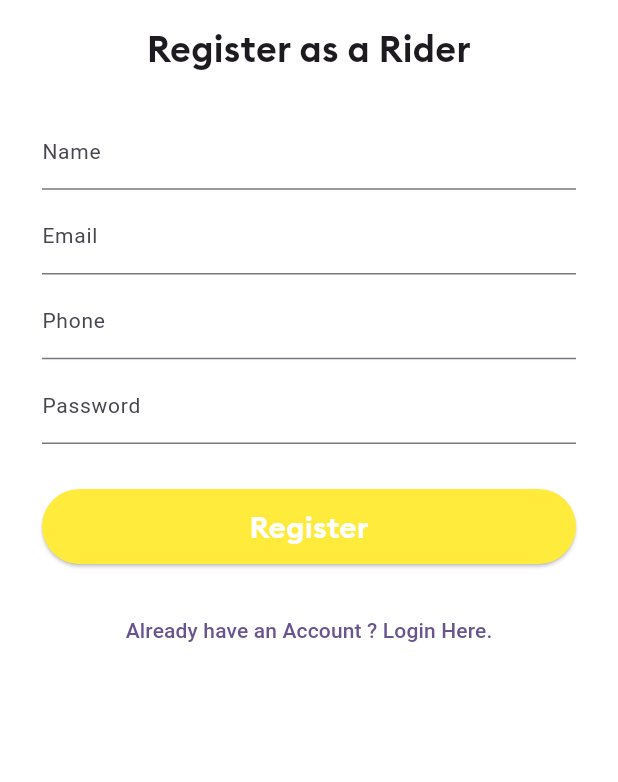
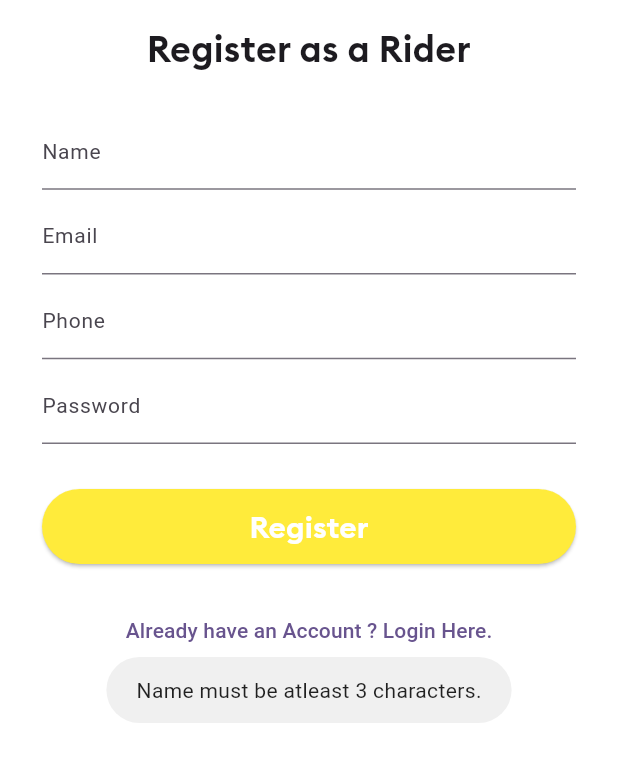
Before and after one commit to Meriem-Boussoufa/uber_rider_app, a Flutter app: the screen it shows after launch, after a tap on "Do not have an Account ? Register Here.", after a tap on "Register", on a phone screen of 412 x 824 dp, the part 417-1199 px from its top. Run offline on Flutter 3.47's test engine with Material 3 defaults, Android fonts, the light colour scheme and no system bars; our stand-ins replace firebase_auth, firebase_core, firebase_database, fluttertoast; accounts and stored records are empty.

Commit message:
Register User with Firebase

```diff
--- a/lib/main.dart
+++ b/lib/main.dart
@@ -1,11 +1,20 @@
+import 'package:firebase_core/firebase_core.dart';
+import 'package:firebase_database/firebase_database.dart';
 import 'package:flutter/material.dart';
+import 'package:uber_rider_app/firebase_options.dart';
 import 'package:uber_rider_app/screens/login_screen.dart';
 import 'package:uber_rider_app/screens/main_screen.dart';
-import 'package:uber_rider_app/screens/sign_in_screen.dart';
+import 'package:uber_rider_app/screens/register_screen.dart';
 
-void main() {
+void main() async {
+  WidgetsFlutterBinding.ensureInitialized();
+  await Firebase.initializeApp(
+    options: DefaultFirebaseOptions.currentPlatform,
+  );
   runApp(const MyApp());
 }
+
+DatabaseReference userRef = FirebaseDatabase.instance.ref().child("users");
 
 class MyApp extends StatelessWidget {
   const MyApp({super.key});
@@ -20,7 +29,7 @@ class MyApp extends StatelessWidget {
       ),
       initialRoute: LoginScreen.idScreen,
       routes: {
-        SignInScreen.idScreen: (context) => const SignInScreen(),
+        RegisterScreen.idScreen: (context) => RegisterScreen(),
         LoginScreen.idScreen: (context) => const LoginScreen(),
         MainScreen.idScreen: (context) => const MainScreen(),
       },
--- a/lib/screens/login_screen.dart
+++ b/lib/screens/login_screen.dart
@@ -1,5 +1,5 @@
 import 'package:flutter/material.dart';
-import 'package:uber_rider_app/screens/sign_in_screen.dart';
+import 'package:uber_rider_app/screens/register_screen.dart';
 
 class LoginScreen extends StatelessWidget {
   static const String idScreen = "login";
@@ -85,7 +85,7 @@ class LoginScreen extends StatelessWidget {
               TextButton(
                   onPressed: () {
                     Navigator.pushNamedAndRemoveUntil(
-                        context, SignInScreen.idScreen, (route) => false);
+                        context, RegisterScreen.idScreen, (route) => false);
                   },
                   child: const Text("Do not have an Account ? Register Here."))
             ],
--- a/lib/screens/sign_in_screen.dart
+++ b/lib/screens/register_screen.dart
@@ -1,10 +1,18 @@
+import 'package:firebase_auth/firebase_auth.dart';
 import 'package:flutter/material.dart';
+import 'package:fluttertoast/fluttertoast.dart';
+import 'package:uber_rider_app/main.dart';
 import 'package:uber_rider_app/screens/login_screen.dart';
+import 'package:uber_rider_app/screens/main_screen.dart';
 
-class SignInScreen extends StatelessWidget {
+class RegisterScreen extends StatelessWidget {
   static const String idScreen = "register";
-  const SignInScreen({super.key});
+  RegisterScreen({super.key});
 
+  TextEditingController nameTextEditingcontroller = TextEditingController();
+  TextEditingController emailTextEditingcontroller = TextEditingController();
+  TextEditingController phoneTextEditingcontroller = TextEditingController();
+  TextEditingController passwordTextEditingcontroller = TextEditingController();
   @override
   Widget build(BuildContext context) {
     return Scaffold(
@@ -35,9 +43,10 @@ class SignInScreen extends StatelessWidget {
                 child: Column(
                   children: [
                     const SizedBox(height: 5),
-                    const TextField(
+                    TextField(
+                      controller: nameTextEditingcontroller,
                       keyboardType: TextInputType.text,
-                      decoration: InputDecoration(
+                      decoration: const InputDecoration(
                         labelText: "Name",
                         labelStyle: TextStyle(fontSize: 14.0),
                         hintStyle: TextStyle(
@@ -45,12 +54,13 @@ class SignInScreen extends StatelessWidget {
                           fontSize: 10,
                         ),
                       ),
-                      style: TextStyle(fontSize: 14),
+                      style: const TextStyle(fontSize: 14),
                     ),
                     const SizedBox(height: 5),
-                    const TextField(
+                    TextField(
+                      controller: emailTextEditingcontroller,
                       keyboardType: TextInputType.emailAddress,
-                      decoration: InputDecoration(
+                      decoration: const InputDecoration(
                         labelText: "Email",
                         labelStyle: TextStyle(fontSize: 14.0),
                         hintStyle: TextStyle(
@@ -58,12 +68,13 @@ class SignInScreen extends StatelessWidget {
                           fontSize: 10,
                         ),
                       ),
-                      style: TextStyle(fontSize: 14),
+                      style: const TextStyle(fontSize: 14),
                     ),
                     const SizedBox(height: 5),
-                    const TextField(
+                    TextField(
+                      controller: phoneTextEditingcontroller,
                       keyboardType: TextInputType.phone,
-                      decoration: InputDecoration(
+                      decoration: const InputDecoration(
                         labelText: "Phone",
                         labelStyle: TextStyle(fontSize: 14.0),
                         hintStyle: TextStyle(
@@ -71,12 +82,13 @@ class SignInScreen extends StatelessWidget {
                           fontSize: 10,
                         ),
                       ),
-                      style: TextStyle(fontSize: 14),
+                      style: const TextStyle(fontSize: 14),
                     ),
                     const SizedBox(height: 5),
-                    const TextField(
+                    TextField(
+                      controller: passwordTextEditingcontroller,
                       obscureText: true,
-                      decoration: InputDecoration(
+                      decoration: const InputDecoration(
                         labelText: "Password",
                         labelStyle: TextStyle(fontSize: 14.0),
                         hintStyle: TextStyle(
@@ -84,7 +96,7 @@ class SignInScreen extends StatelessWidget {
                           fontSize: 10,
                         ),
                       ),
-                      style: TextStyle(fontSize: 14),
+                      style: const TextStyle(fontSize: 14),
                     ),
                     const SizedBox(height: 30),
                     SizedBox(
@@ -94,7 +106,25 @@ class SignInScreen extends StatelessWidget {
                         style: ElevatedButton.styleFrom(
                           backgroundColor: Colors.yellow, // Background color
                         ),
-                        onPressed: () {},
+                        onPressed: () {
+                          if (nameTextEditingcontroller.text.length < 3) {
+                            Fluttertoast.showToast(
+                                msg: "Name must be atleast 3 characters.");
+                          } else if (!emailTextEditingcontroller.text
+                              .contains('@')) {
+                            Fluttertoast.showToast(
+                                msg: "Email Address is not valid.");
+                          } else if (phoneTextEditingcontroller.text.isEmpty) {
+                            Fluttertoast.showToast(
+                                msg: "Phone Number is mandatory.");
+                          } else if (passwordTextEditingcontroller.text.length <
+                              6) {
+                            Fluttertoast.showToast(
+                                msg: "Password must be atleast 6 characters.");
+                          } else {
+                            registerNewUser(context);
+                          }
+                        },
                         child: const Center(
                           child: Text(
                             "Register",
@@ -121,4 +151,31 @@ class SignInScreen extends StatelessWidget {
       ),
     );
   }
+
+  final FirebaseAuth _firebaseAuth = FirebaseAuth.instance;
+
+  void registerNewUser(BuildContext context) async {
+    UserCredential firebaseUserCredential =
+        await _firebaseAuth.createUserWithEmailAndPassword(
+            email: emailTextEditingcontroller.text,
+            password: passwordTextEditingcontroller.text);
+    User? user = firebaseUserCredential.user;
+
+    if (user != null) {
+      // Save Info User To Databse
+      Map userDataMap = {
+        "name": nameTextEditingcontroller.text.trim(),
+        "email": emailTextEditingcontroller.text.trim(),
+        "phone": phoneTextEditingcontroller.text.trim(),
+      };
+      userRef.child(user.uid).set(userDataMap);
+      Fluttertoast.showToast(
+          msg: "Congratulations, your account has been created.");
+      // ignore: use_build_context_synchronously
+      Navigator.pushNamedAndRemoveUntil(
+          context, MainScreen.idScreen, (route) => false);
+    } else {
+      // Error Occured
+    }
+  }
 }
--- a/pubspec.yaml
+++ b/pubspec.yaml
@@ -14,6 +14,7 @@ dependencies:
   firebase_core: ^2.25.4
   firebase_auth: ^4.17.4
   firebase_database: ^10.4.5
+  fluttertoast: ^8.2.4
 
 dev_dependencies:
   flutter_test:
```
Also changed, not shown: pubspec.lock, 1 other file.
